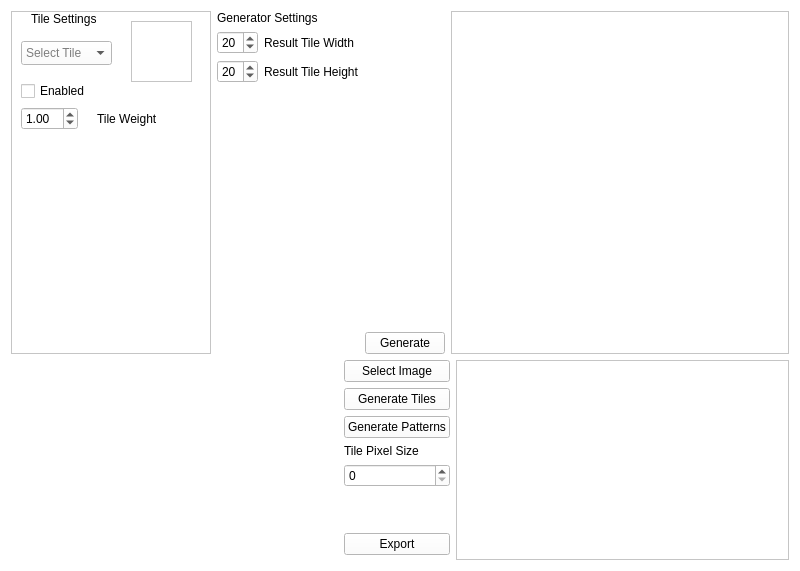
Qt form wfc_gui.ui (Kotruper/WFC_GUI) before a commit.
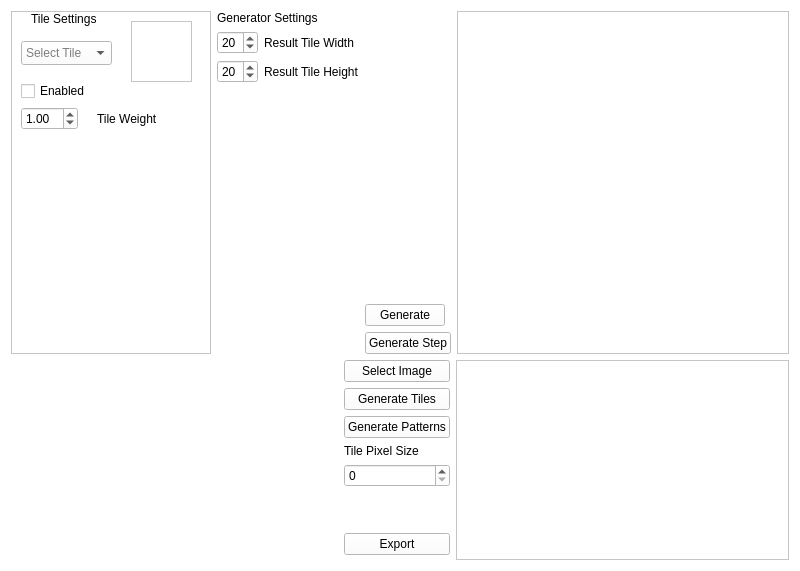
The same form after that commit.

Patch:
```diff
--- a/wfc_gui.ui
+++ b/wfc_gui.ui
@@ -645,6 +645,13 @@
            </property>
           </widget>
          </item>
+         <item>
+          <widget class="QPushButton" name="generateStepButton">
+           <property name="text">
+            <string>Generate Step</string>
+           </property>
+          </widget>
+         </item>
         </layout>
        </item>
        <item>
```
Left out of the diff: 8 changed lines with no effect on the pictures.
